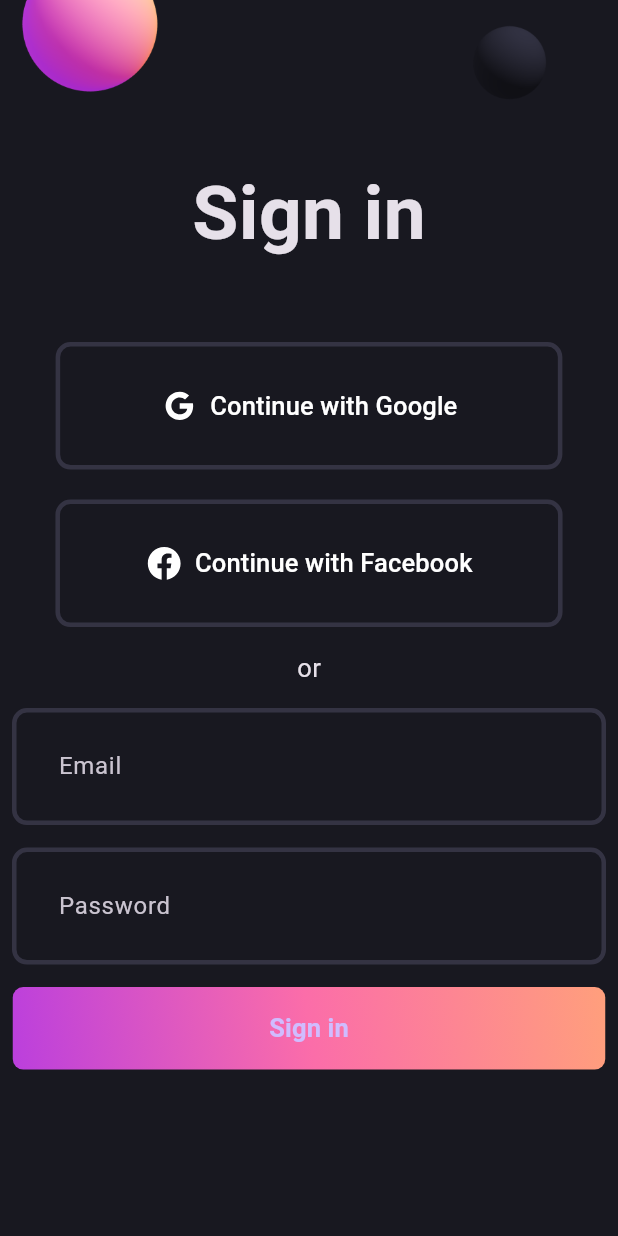
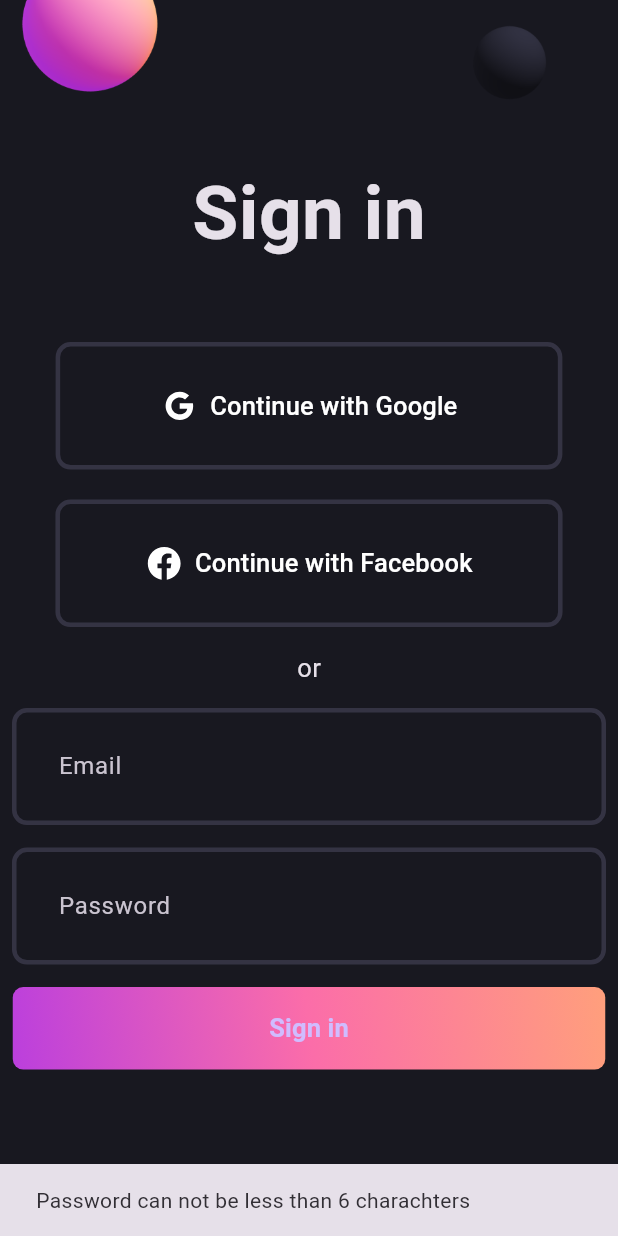
Before and after one commit to HSayer44/todo_app, a Flutter app: the screen it shows after launch, after a tap on "Sign in", on a phone screen of 412 x 824 dp. Run offline on Flutter 3.47's test engine with Material 3 defaults, Android fonts, the phone set to English and light mode, and no system bars; our stand-ins replace flutter_bloc, flutter_svg.

Commit message:
auth states and events

```diff
--- a/login_form/lib/bloc/auth_bloc.dart
+++ b/login_form/lib/bloc/auth_bloc.dart
@@ -9,6 +9,7 @@ part 'auth_state.dart';
 class AuthBloc extends Bloc<AuthEvent, AuthState> {
   AuthBloc() : super(AuthInitial()) {
     on<AuthLoginRequested>((event, emit) async {
+      emit(AuthLoading());
       try {
         final email = event.email;
         final password = event.password;
--- a/login_form/lib/bloc/auth_state.dart
+++ b/login_form/lib/bloc/auth_state.dart
@@ -7,6 +7,7 @@ final class AuthInitial extends AuthState {}
 
 final class AuthSuccess extends AuthState {
   final String uid;
+
   AuthSuccess({required this.uid});
 }
 
@@ -15,3 +16,5 @@ final class AuthFailure extends AuthState {
 
   AuthFailure(this.error);
 }
+
+final class AuthLoading extends AuthState {}
--- /dev/null
+++ b/login_form/lib/home_screen.dart
@@ -0,0 +1,12 @@
+import 'package:flutter/material.dart';
+
+class HomeScreen extends StatelessWidget {
+  const HomeScreen({super.key});
+
+  @override
+  Widget build(BuildContext context) {
+    return Scaffold(
+      appBar: AppBar(),
+    );
+  }
+}
--- a/login_form/lib/login_screen.dart
+++ b/login_form/lib/login_screen.dart
@@ -1,6 +1,7 @@
 import 'package:flutter/material.dart';
 import 'package:flutter_bloc/flutter_bloc.dart';
 import 'package:login_form/bloc/auth_bloc.dart';
+import 'package:login_form/home_screen.dart';
 import 'package:login_form/widget/gradient_button.dart';
 import 'package:login_form/widget/login_field.dart';
 import 'package:login_form/widget/social_button.dart';
@@ -19,7 +20,25 @@ class _LoginScreenState extends State<LoginScreen> {
   @override
   Widget build(BuildContext context) {
     return Scaffold(
-      body: SingleChildScrollView(
+      body: BlocConsumer<AuthBloc, AuthState>(
+        listener: (context, state) {
+          if (state is AuthFailure) {
+            ScaffoldMessenger.of(context).showSnackBar(SnackBar(content: Text(state.error)));
+          }
+          if (state is AuthSuccess) {
+            Navigator.pushAndRemoveUntil(
+                context,
+                MaterialPageRoute(
+                  builder: (context) => const HomeScreen(),
+                ),
+                (route) => false);
+          }
+        },
+        builder: (BuildContext context, AuthState state) {
+          if (state is AuthLoading) {
+            return Center(child: CircularProgressIndicator());
+          }
+          return SingleChildScrollView(
             child: Padding(
               padding: const EdgeInsets.symmetric(horizontal: 8.0),
               child: Center(
@@ -59,6 +78,8 @@ class _LoginScreenState extends State<LoginScreen> {
                 ),
               ),
             ),
+          );
+        },
       ),
     );
   }
```
Lines whose indentation alone changed are shown as unchanged.
